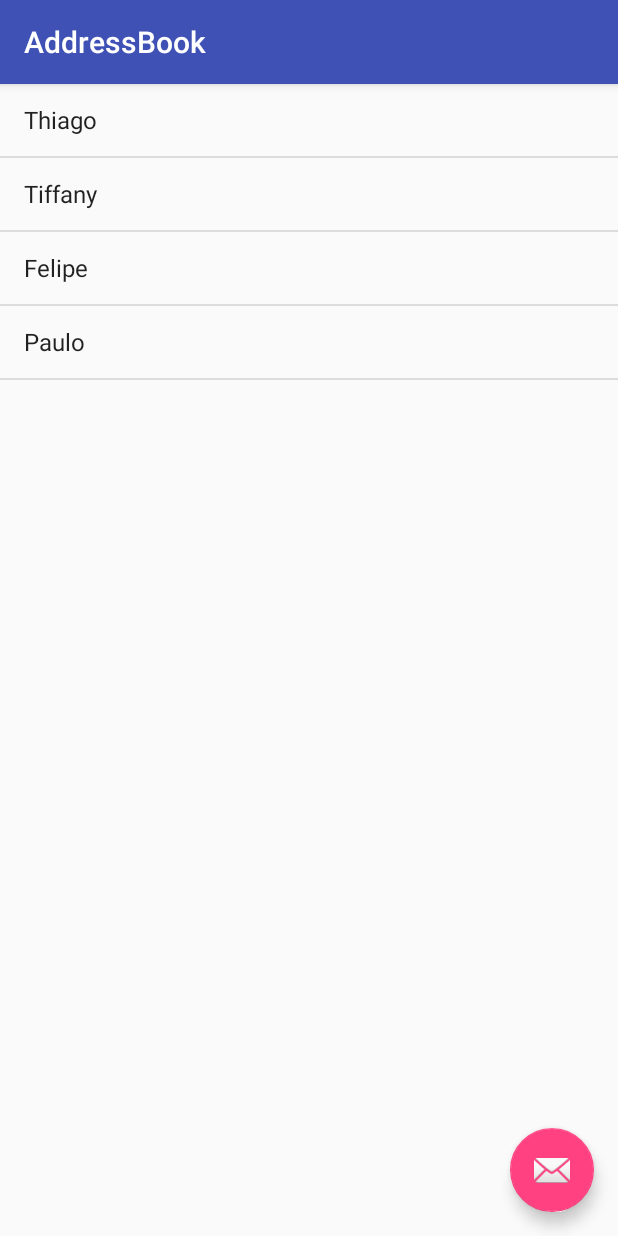
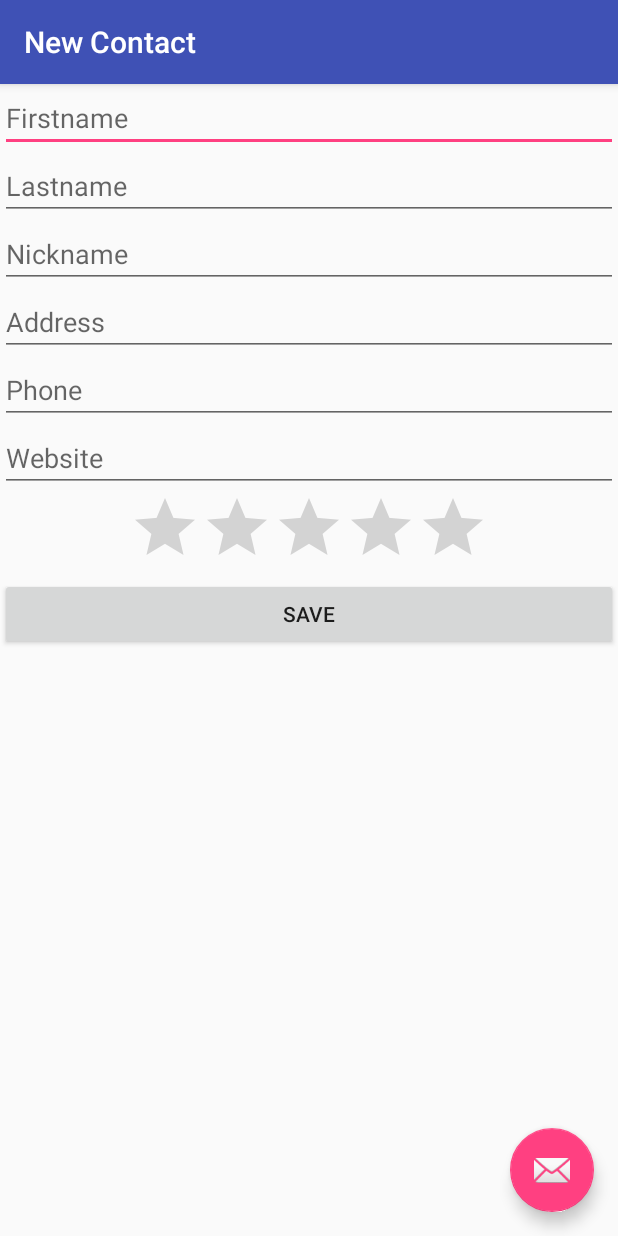
Before and after one commit to JINCONGYU/addressbook-app, an Android app: the screen it shows after launch (StudentListActivity before the commit, FormActivity after it), on a phone screen of 412 x 824 dp. Run offline under Robolectric (Android 15) with nearby library versions, the phone set to English and light mode, and no system bars.

Commit message:
Form activity with scroll

```diff
--- a/app/src/main/AndroidManifest.xml
+++ b/app/src/main/AndroidManifest.xml
@@ -12,6 +12,11 @@
             android:name=".StudentListActivity"
             android:label="@string/app_name"
             android:theme="@style/AppTheme.NoActionBar">
+        </activity>
+        <activity
+            android:name=".FormActivity"
+            android:label="@string/title_activity_form"
+            android:theme="@style/AppTheme.NoActionBar">
             <intent-filter>
                 <action android:name="android.intent.action.MAIN" />
 
--- /dev/null
+++ b/app/src/main/java/com/thiagoretondar/addressbook/FormActivity.java
@@ -0,0 +1,29 @@
+package com.thiagoretondar.addressbook;
+
+import android.os.Bundle;
+import android.support.design.widget.FloatingActionButton;
+import android.support.design.widget.Snackbar;
+import android.support.v7.app.AppCompatActivity;
+import android.support.v7.widget.Toolbar;
+import android.view.View;
+
+public class FormActivity extends AppCompatActivity {
+
+    @Override
+    protected void onCreate(Bundle savedInstanceState) {
+        super.onCreate(savedInstanceState);
+        setContentView(R.layout.activity_form);
+        Toolbar toolbar = (Toolbar) findViewById(R.id.toolbar);
+        setSupportActionBar(toolbar);
+
+        FloatingActionButton fab = (FloatingActionButton) findViewById(R.id.fab);
+        fab.setOnClickListener(new View.OnClickListener() {
+            @Override
+            public void onClick(View view) {
+                Snackbar.make(view, "Replace with your own action", Snackbar.LENGTH_LONG)
+                        .setAction("Action", null).show();
+            }
+        });
+    }
+
+}
--- /dev/null
+++ b/app/src/main/res/layout/activity_form.xml
@@ -0,0 +1,34 @@
+<?xml version="1.0" encoding="utf-8"?>
+<android.support.design.widget.CoordinatorLayout xmlns:android="http://schemas.android.com/apk/res/android"
+    xmlns:app="http://schemas.android.com/apk/res-auto"
+    xmlns:tools="http://schemas.android.com/tools"
+    android:layout_width="match_parent"
+    android:layout_height="match_parent"
+    android:fitsSystemWindows="true"
+    tools:context="com.thiagoretondar.addressbook.FormActivity">
+
+    <android.support.design.widget.AppBarLayout
+        android:layout_width="match_parent"
+        android:layout_height="wrap_content"
+        android:theme="@style/AppTheme.AppBarOverlay">
+
+        <android.support.v7.widget.Toolbar
+            android:id="@+id/toolbar"
+            android:layout_width="match_parent"
+            android:layout_height="?attr/actionBarSize"
+            android:background="?attr/colorPrimary"
+            app:popupTheme="@style/AppTheme.PopupOverlay" />
+
+    </android.support.design.widget.AppBarLayout>
+
+    <include layout="@layout/content_form" />
+
+    <android.support.design.widget.FloatingActionButton
+        android:id="@+id/fab"
+        android:layout_width="wrap_content"
+        android:layout_height="wrap_content"
+        android:layout_gravity="bottom|end"
+        android:layout_margin="@dimen/fab_margin"
+        android:src="@android:drawable/ic_dialog_email" />
+
+</android.support.design.widget.CoordinatorLayout>
--- /dev/null
+++ b/app/src/main/res/layout/content_form.xml
@@ -0,0 +1,61 @@
+<?xml version="1.0" encoding="utf-8"?>
+<ScrollView xmlns:android="http://schemas.android.com/apk/res/android"
+    xmlns:tools="http://schemas.android.com/tools"
+    xmlns:app="http://schemas.android.com/apk/res-auto"
+    android:layout_width="match_parent"
+    android:layout_height="match_parent"
+    android:fillViewport="false"
+    tools:showIn="@layout/activity_form"
+    app:layout_behavior="@string/appbar_scrolling_view_behavior">
+
+    <LinearLayout
+        android:layout_width="match_parent"
+        android:layout_height="match_parent"
+        android:orientation="vertical"
+        tools:context="com.thiagoretondar.addressbook.FormActivity">
+
+        <EditText
+            android:layout_width="match_parent"
+            android:layout_height="wrap_content"
+            android:hint="Firstname" />
+
+        <EditText
+            android:layout_width="match_parent"
+            android:layout_height="wrap_content"
+            android:hint="Lastname" />
+
+        <EditText
+            android:layout_width="match_parent"
+            android:layout_height="wrap_content"
+            android:hint="Nickname" />
+
+        <EditText
+            android:layout_width="match_parent"
+            android:layout_height="wrap_content"
+            android:hint="Address" />r
+
+        <EditText
+            android:layout_width="match_parent"
+            android:layout_height="wrap_content"
+            android:hint="Phone" />
+
+        <EditText
+            android:layout_width="match_parent"
+            android:layout_height="wrap_content"
+            android:hint="Website" />
+
+        <RatingBar
+            android:layout_width="wrap_content"
+            android:layout_height="wrap_content"
+            android:layout_gravity="center"
+            android:max="10"
+            android:numStars="5" />
+
+        <Button
+            android:layout_width="match_parent"
+            android:layout_height="wrap_content"
+            android:text="Save" />
+
+    </LinearLayout>
+
+</ScrollView>
--- a/app/src/main/res/values/strings.xml
+++ b/app/src/main/res/values/strings.xml
@@ -1,4 +1,5 @@
 <resources>
     <string name="app_name">AddressBook</string>
     <string name="action_settings">Settings</string>
+    <string name="title_activity_form">New Contact</string>
 </resources>
```
